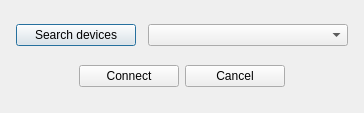
Old version of the form Qt/ui/conDialog.ui in the repository marcelkoniecz/WDS.
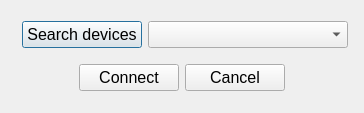
New version of the form.

What changed in the file:
```diff
--- a/Qt/ui/conDialog.ui
+++ b/Qt/ui/conDialog.ui
@@ -29,6 +29,19 @@
        </property>
       </spacer>
      </item>
+     <item>
+      <spacer name="horizontalSpacer_5">
+       <property name="orientation">
+        <enum>Qt::Horizontal</enum>
+       </property>
+       <property name="sizeHint" stdset="0">
+        <size>
+         <width>40</width>
+         <height>20</height>
+        </size>
+       </property>
+      </spacer>
+     </item>
      <item>
       <widget class="QPushButton" name="searchDeviceButton">
        <property name="minimumSize">
@@ -37,24 +50,16 @@
          <height>0</height>
         </size>
        </property>
+       <property name="font">
+        <font>
+         <pointsize>12</pointsize>
+        </font>
+       </property>
        <property name="text">
         <string>Search devices</string>
        </property>
       </widget>
      </item>
-     <item>
-      <spacer name="horizontalSpacer_5">
-       <property name="orientation">
-        <enum>Qt::Horizontal</enum>
-       </property>
-       <property name="sizeHint" stdset="0">
-        <size>
-         <width>40</width>
-         <height>20</height>
-        </size>
-       </property>
-      </spacer>
-     </item>
      <item>
       <widget class="QComboBox" name="devicesList">
        <property name="minimumSize">
@@ -63,6 +68,11 @@
          <height>0</height>
         </size>
        </property>
+       <property name="font">
+        <font>
+         <pointsize>12</pointsize>
+        </font>
+       </property>
       </widget>
      </item>
      <item>
@@ -103,6 +113,11 @@
          <height>0</height>
         </size>
        </property>
+       <property name="font">
+        <font>
+         <pointsize>12</pointsize>
+        </font>
+       </property>
        <property name="text">
         <string>Connect</string>
        </property>
@@ -116,6 +131,11 @@
          <height>0</height>
         </size>
        </property>
+       <property name="font">
+        <font>
+         <pointsize>12</pointsize>
+        </font>
+       </property>
        <property name="text">
         <string>Cancel</string>
        </property>
```
